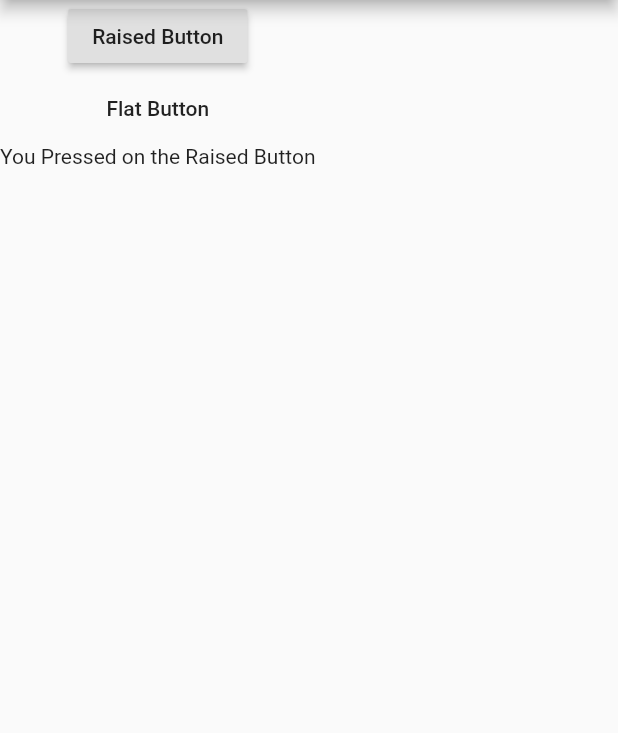
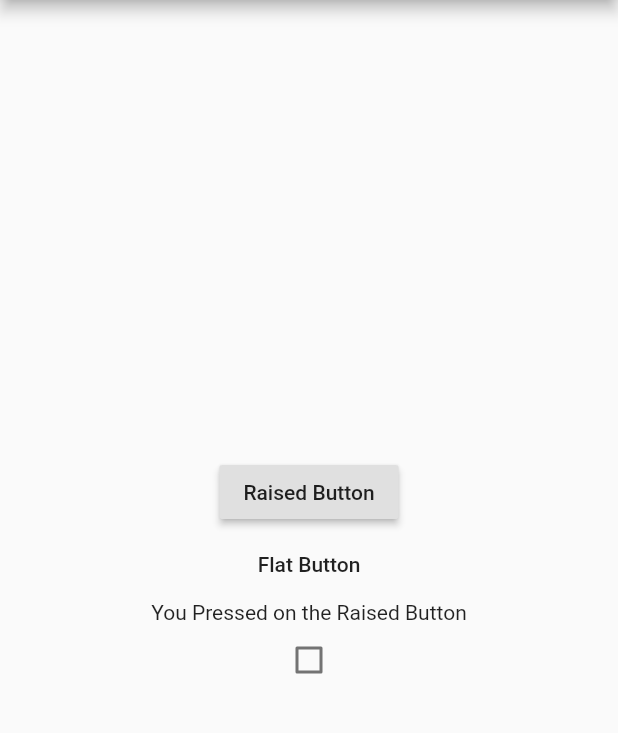
Before and after one commit to medsedki/First-Flutter-App, a Flutter app: the screen it shows after launch, after a tap on "Raised Button", on a phone screen of 412 x 824 dp, the part 84-817 px from its top. Run offline on Flutter 3.47's test engine with Material 2 defaults, Android fonts, the phone set to English and light mode, and no system bars.

```diff
--- a/lib/main.dart
+++ b/lib/main.dart
@@ -55,6 +55,9 @@ void main() {
   //runApp(new MaterialApp(home: new ApplicationTextField()));
 
   //Test the Buttons Widget
+  /*runApp(new Center(
+    child: new MaterialApp(home: new ApplicationButtons()),
+  ));*/
   runApp(new MaterialApp(home: new ApplicationButtons()));
 }
 
@@ -665,6 +668,7 @@ class _ApplicationStateTextField extends State<ApplicationTextField> {
 }
 
 //Test the Buttons Widget
+//Test the Checkbox
 class ApplicationButtons extends StatefulWidget {
   @override
   _ApplicationStateButtons createState() => new _ApplicationStateButtons();
@@ -672,6 +676,7 @@ class ApplicationButtons extends StatefulWidget {
 
 class _ApplicationStateButtons extends State<ApplicationButtons> {
   String ptext = '';
+  bool checkvalue = false;
 
   void method(value) {
     setState(() {
@@ -679,15 +684,20 @@ class _ApplicationStateButtons extends State<ApplicationButtons> {
     });
   }
 
+  void method2(val) {
+    setState(() {
+      checkvalue = val;
+      print('$checkvalue');
+    });
+  }
+
   Widget build(BuildContext context) {
     return new MaterialApp(
         title: "Buttons Widget",
         home: new Scaffold(
-            appBar: new AppBar(
-              backgroundColor: Colors.blue,
-              title: new Text("Buttons Widget"),
-            ),
-            body: new Column(
+          body: new Center(
+            child: new Column(
+              mainAxisAlignment: MainAxisAlignment.center,
               children: <Widget>[
                 new RaisedButton(
                   onPressed: () {
@@ -700,8 +710,20 @@ class _ApplicationStateButtons extends State<ApplicationButtons> {
                       method("You Pressed on the Flat Button");
                     },
                     child: new Text("Flat Button")),
-                new Text(ptext)
+                new Text(ptext),
+                new Checkbox(
+                  value: checkvalue,
+                  onChanged: (bool checkbool) {
+                    method2(checkbool);
+                  },
+                ),
               ],
-            )));
+            ),
+          ),
+          appBar: new AppBar(
+            backgroundColor: Colors.blue,
+            title: new Text("Buttons Widget"),
+          ),
+        ));
   }
 }
```
Also changed, not shown: images/checkbox_test.png (added), 1 other file.
